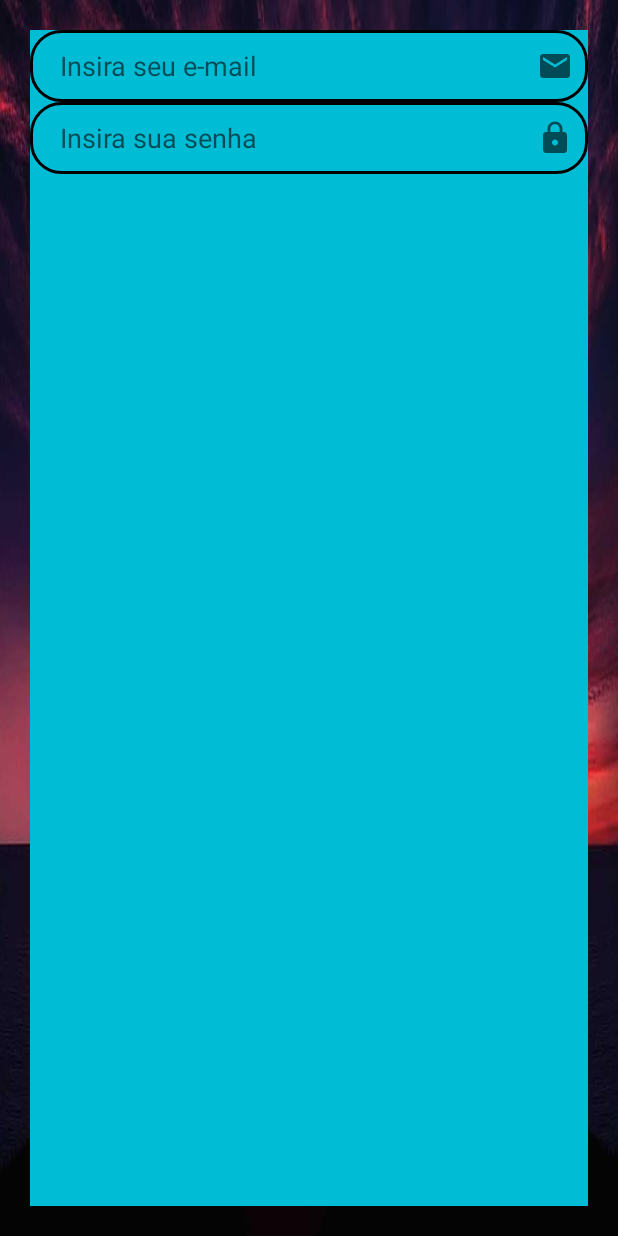
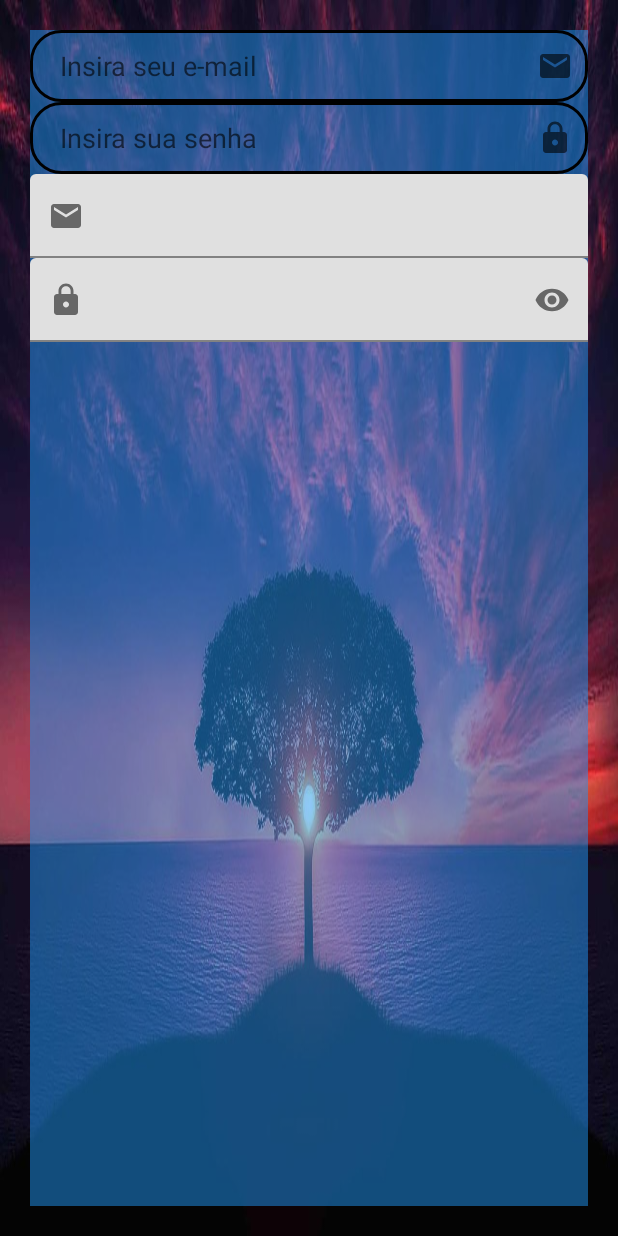
Before and after one commit to DaniloHY/PetsLove, an Android app: the layout componentes_layout.xml on its own in the app's theme, with its tools: preview values and no code run, on a phone screen of 412 x 824 dp. Run offline under Robolectric (Android 15) with nearby library versions, the phone set to English and light mode, and no system bars.

Commit message:
segundo ap

```diff
--- a/app/src/main/AndroidManifest.xml
+++ b/app/src/main/AndroidManifest.xml
@@ -11,18 +11,20 @@
         android:theme="@style/Theme.PetsLove">
         <activity
             android:name=".ComponentesActivity"
-            android:exported="false" />
+            android:exported="true" >
+            <intent-filter>
+                <action android:name="android.intent.action.MAIN" />
+
+                <category android:name="android.intent.category.LAUNCHER" />
+            </intent-filter>
+        </activity>
         <activity
             android:name=".SplashActivity"
             android:exported="false" />
         <activity
             android:name=".MainActivity"
             android:exported="true">
-            <intent-filter>
-                <action android:name="android.intent.action.MAIN" />
 
-                <category android:name="android.intent.category.LAUNCHER" />
-            </intent-filter>
         </activity>
     </application>
 
--- a/app/src/main/res/layout/componentes_layout.xml
+++ b/app/src/main/res/layout/componentes_layout.xml
@@ -4,24 +4,22 @@
     xmlns:tools="http://schemas.android.com/tools"
     android:layout_width="match_parent"
     android:layout_height="match_parent"
+    android:background="@drawable/arvore"
     android:orientation="vertical"
-    android:background="@drawable/arvore"
     tools:context=".ComponentesActivity">
 
     <LinearLayout
-        android:layout_margin="20dp"
         android:layout_width="match_parent"
         android:layout_height="match_parent"
-        android:orientation="vertical"
-        android:background="#00BCD4">
-
-
+        android:layout_margin="20dp"
+        android:background="#802196F3"
+        android:orientation="vertical">
 
 
         <EditText
-        android:background="@drawable/borda"
             android:layout_width="match_parent"
             android:layout_height="48dp"
+            android:background="@drawable/borda"
             android:drawableRight="@drawable/ic_baseline_email"
             android:hint="@string/insira_seu_e_mail"
             android:inputType="textEmailAddress"
@@ -30,15 +28,47 @@
             />
 
         <EditText
-        android:background="@drawable/borda"
             android:layout_width="match_parent"
             android:layout_height="48dp"
+            android:background="@drawable/borda"
             android:drawableRight="@drawable/ic_baseline_lock"
             android:hint="@string/insira_sua_senha"
             android:inputType="textPassword"
             android:maxLength="100"
 
             />
+
+
+        <com.google.android.material.textfield.TextInputLayout
+            android:layout_width="match_parent"
+            android:layout_height="wrap_content"
+            app:endIconMode="clear_text"
+            app:startIconContentDescription="Inserir seu e-mail"
+            app:startIconDrawable="@drawable/ic_baseline_email">
+
+            <com.google.android.material.textfield.TextInputEditText
+                android:layout_width="match_parent"
+                android:layout_height="wrap_content"
+                android:inputType="textEmailAddress"
+                tools:ignore="SpeakableTextPresentCheck" />
+
+        </com.google.android.material.textfield.TextInputLayout>
+
+        <com.google.android.material.textfield.TextInputLayout
+            android:layout_width="match_parent"
+            android:layout_height="wrap_content"
+            app:endIconMode="password_toggle"
+            app:startIconContentDescription="Inserir sua senha"
+            app:startIconDrawable="@drawable/ic_baseline_lock">
+
+            <com.google.android.material.textfield.TextInputEditText
+                android:layout_width="match_parent"
+                android:layout_height="wrap_content"
+                android:inputType="textPassword"
+                tools:ignore="SpeakableTextPresentCheck" />
+
+        </com.google.android.material.textfield.TextInputLayout>
+
     </LinearLayout>
 
 </LinearLayout>
```
Lines whose indentation alone changed are shown as unchanged.
